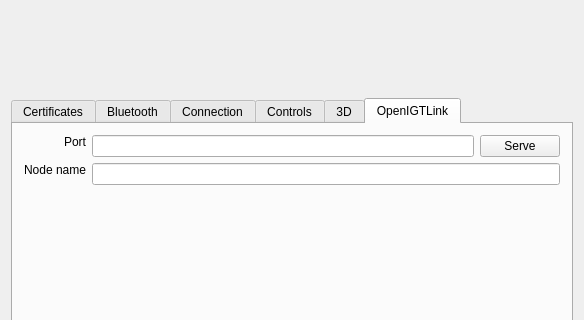
Old version of the form examples/solum_qt/solum/solumqt.ui in the repository clariusdev/solum; both pictures show x 0 to 584 and y 124 to 444 of the 584 by 857 pixel window.
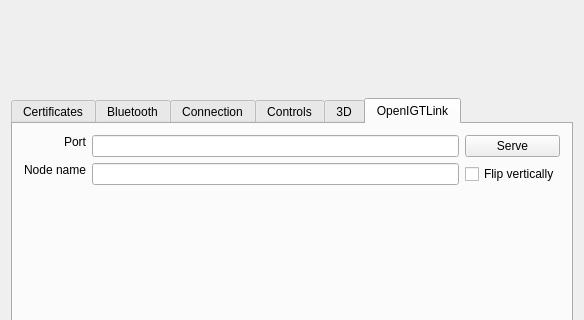
New version of the form. The open tabs and pages were chosen to show the change. Custom widgets are drawn as their Qt base class.

Commit message: Qt: OpenIGTLink: add an option to vertically flip the streamed image

Diff of the .ui file:
```diff
--- a/examples/solum_qt/solum/solumqt.ui
+++ b/examples/solum_qt/solum/solumqt.ui
@@ -1099,9 +1099,16 @@
           </property>
          </widget>
         </item>
-        <item row="1" column="1" colspan="2">
+        <item row="1" column="1">
          <widget class="QLineEdit" name="igtlnode"/>
         </item>
+        <item row="1" column="2">
+         <widget class="QCheckBox" name="igtlflip">
+          <property name="text">
+           <string>Flip vertically</string>
+          </property>
+         </widget>
+        </item>
         <item row="2" column="0" colspan="3">
          <layout class="QGridLayout">
           <item row="0" column="0">
```
Left out of the diff: 17 changed lines with no effect on the pictures. The commit also changes 4 other files.
